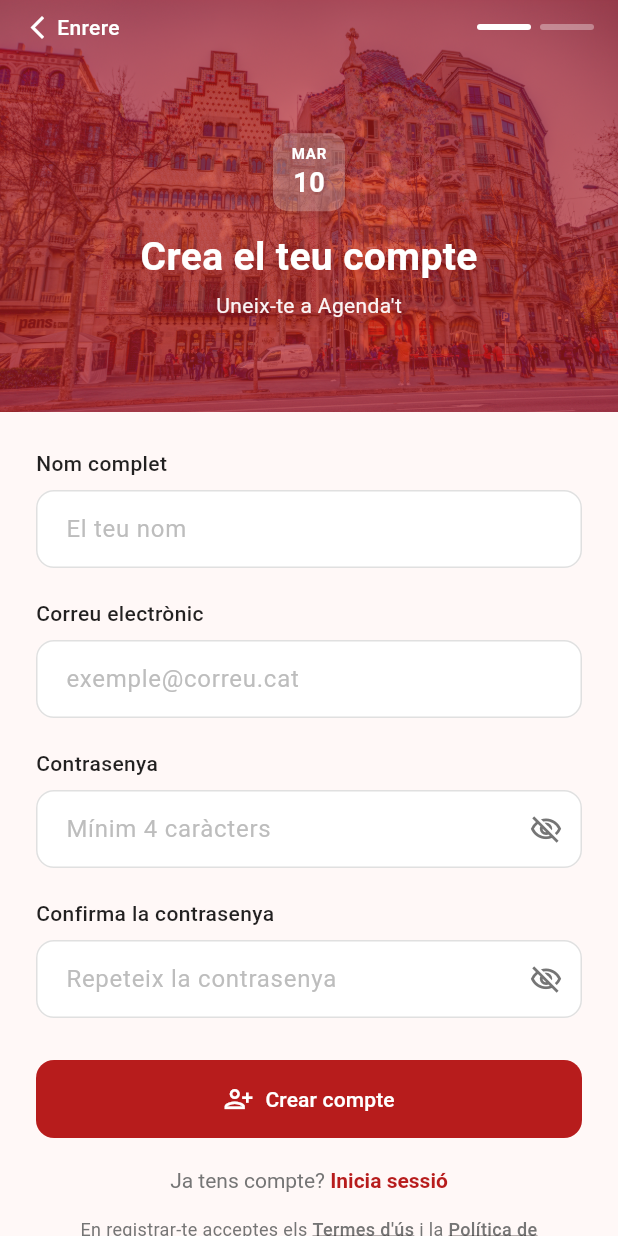
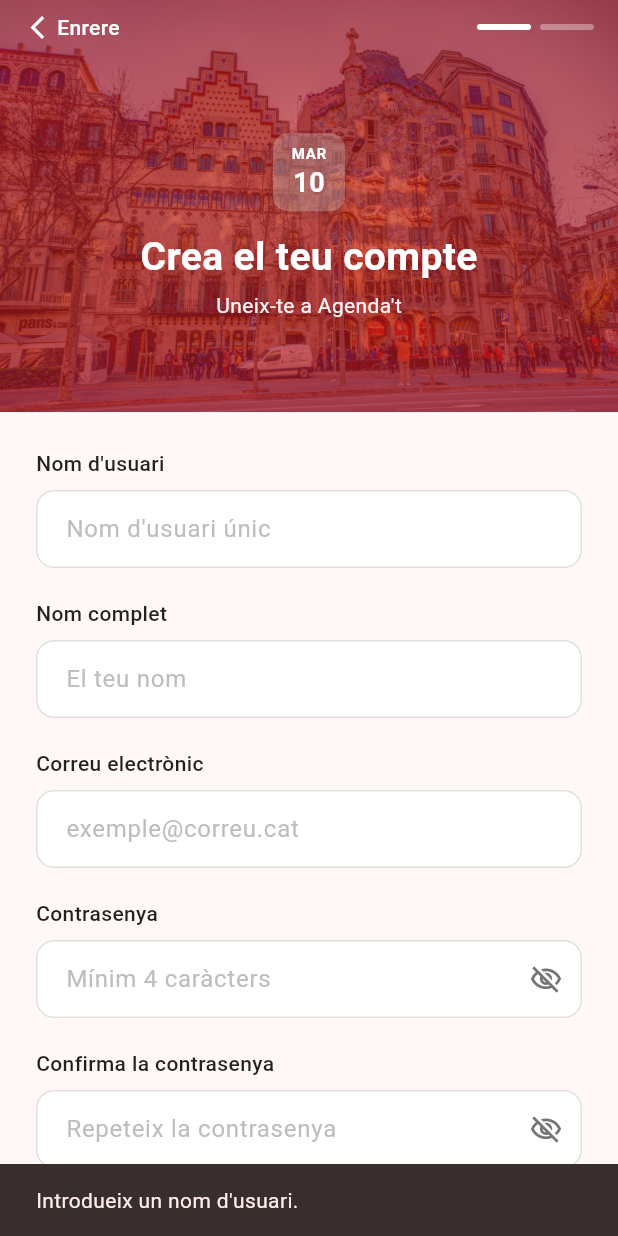
Before and after one commit to pes2526q2-12-gei-upc/Agendat-flutter-frontend, a Flutter app: the SignUpScreen screen opened directly, after a tap on "Crear compte", on a phone screen of 412 x 824 dp. Run offline on Flutter 3.47's test engine with Material 3 defaults, Android fonts, the phone set to English and light mode, and no system bars; our stand-ins replace flutter_map, geolocator, latlong2.

Commit message:
add sign-up screen and connection to back-end

```diff
--- /dev/null
+++ b/lib/core/network/api_config.dart
@@ -0,0 +1,6 @@
+/// URL base de l'API del backend. Canvia-la segons l'entorn (local, staging, producció).
+const String kApiBaseUrl = String.fromEnvironment(
+  'API_BASE_URL',
+  // Android emulator: el host (el teu PC) és 10.0.2.2
+  defaultValue: 'http://10.0.2.2:8000',
+);
--- /dev/null
+++ b/lib/features/auth/data/models/create_user_request.dart
@@ -0,0 +1,45 @@
+/// Dades per crear un usuari (POST /api/users/).
+/// Obligatoris: [username], [email].
+class CreateUserRequest {
+  CreateUserRequest({
+    required this.username,
+    required this.email,
+    this.firstName,
+    this.lastName,
+    this.phone,
+    this.birthDate,
+    this.profileImage,
+    this.locationAllowed,
+    this.notificationsAllowed,
+    this.description,
+    this.password,
+  });
+
+  final String username;
+  final String email;
+  final String? firstName;
+  final String? lastName;
+  final String? phone;
+  final String? birthDate; // ISO 8601, e.g. "2026-03-09"
+  final String? profileImage;
+  final bool? locationAllowed;
+  final bool? notificationsAllowed;
+  final String? description;
+  final String? password;
+
+  Map<String, dynamic> toJson() {
+    final map = <String, dynamic>{'username': username, 'email': email};
+    if (firstName != null) map['first_name'] = firstName;
+    if (lastName != null) map['last_name'] = lastName;
+    if (phone != null) map['phone'] = phone;
+    if (birthDate != null) map['birth_date'] = birthDate;
+    if (profileImage != null) map['profile_image'] = profileImage;
+    if (locationAllowed != null) map['location_allowed'] = locationAllowed;
+    if (notificationsAllowed != null) {
+      map['notifications_allowed'] = notificationsAllowed;
+    }
+    if (description != null) map['description'] = description;
+    if (password != null && password!.isNotEmpty) map['password'] = password;
+    return map;
+  }
+}
--- /dev/null
+++ b/lib/features/auth/data/users_api.dart
@@ -0,0 +1,47 @@
+import 'dart:convert';
+
+import 'package:agendat/core/network/api_config.dart';
+import 'package:agendat/features/auth/data/models/create_user_request.dart';
+import 'package:http/http.dart' as http;
+
+/// Resultat de la creació d'usuari.
+sealed class CreateUserResult {}
+
+class CreateUserSuccess extends CreateUserResult {
+  CreateUserSuccess({this.statusCode = 201, this.body});
+  final int statusCode;
+  final Map<String, dynamic>? body;
+}
+
+class CreateUserFailure extends CreateUserResult {
+  CreateUserFailure({required this.statusCode, this.body, this.error});
+  final int statusCode;
+  final Map<String, dynamic>? body;
+  final Object? error;
+}
+
+/// Crida POST /api/users/ per registrar un usuari nou.
+Future<CreateUserResult> createUser(CreateUserRequest request) async {
+  final uri = Uri.parse('$kApiBaseUrl/api/users/');
+  try {
+    final response = await http.post(
+      uri,
+      headers: {
+        'Content-Type': 'application/json',
+        'Accept': 'application/json',
+      },
+      body: jsonEncode(request.toJson()),
+    );
+
+    final decoded = response.body.isNotEmpty
+        ? jsonDecode(response.body) as Map<String, dynamic>?
+        : null;
+
+    if (response.statusCode >= 200 && response.statusCode < 300) {
+      return CreateUserSuccess(statusCode: response.statusCode, body: decoded);
+    }
+    return CreateUserFailure(statusCode: response.statusCode, body: decoded);
+  } catch (e) {
+    return CreateUserFailure(statusCode: -1, error: e);
+  }
+}
--- a/lib/features/auth/presentation/screens/sign_up.dart
+++ b/lib/features/auth/presentation/screens/sign_up.dart
@@ -1,6 +1,8 @@
 import 'package:flutter/gestures.dart';
 import 'package:flutter/material.dart';
 
+import 'package:agendat/features/auth/data/models/create_user_request.dart';
+import 'package:agendat/features/auth/data/users_api.dart';
 import 'package:agendat/features/auth/presentation/screens/login_screen.dart';
 import 'package:agendat/features/auth/presentation/theme/utils.dart';
 
@@ -12,6 +14,7 @@ class SignUpScreen extends StatefulWidget {
 }
 
 class _SignUpScreenState extends State<SignUpScreen> {
+  final _usernameController = TextEditingController();
   final _nameController = TextEditingController();
   final _emailController = TextEditingController();
   final _passwordController = TextEditingController();
@@ -19,14 +22,92 @@ class _SignUpScreenState extends State<SignUpScreen> {
 
   bool _obscurePassword = true;
   bool _obscureConfirmPassword = true;
+  bool _isLoading = false;
 
   @override
   void dispose() {
+    _usernameController.dispose();
     _nameController.dispose();
     _emailController.dispose();
     _passwordController.dispose();
     _confirmPasswordController.dispose();
     super.dispose();
+  }
+
+  Future<void> _submitSignUp() async {
+    final username = _usernameController.text.trim();
+    final email = _emailController.text.trim();
+    final password = _passwordController.text;
+    final confirmPassword = _confirmPasswordController.text;
+    final fullName = _nameController.text.trim();
+
+    if (username.isEmpty) {
+      _showSnackBar('Introdueix un nom d\'usuari.');
+      return;
+    }
+    if (email.isEmpty) {
+      _showSnackBar('Introdueix el correu electrònic.');
+      return;
+    }
+    if (password.length < 4) {
+      _showSnackBar('La contrasenya ha de tenir almenys 4 caràcters.');
+      return;
+    }
+    if (password != confirmPassword) {
+      _showSnackBar('Les contrasenyes no coincideixen.');
+      return;
+    }
+
+    setState(() => _isLoading = true);
+    final request = CreateUserRequest(
+      username: username,
+      email: email,
+      firstName: fullName.isNotEmpty ? fullName : null,
+      password: password,
+    );
+    final result = await createUser(request);
+    if (!mounted) return;
+    setState(() => _isLoading = false);
+
+    switch (result) {
+      case CreateUserSuccess():
+        _showSnackBar(
+          'Compte creat correctament. Ara pots iniciar sessió.',
+          isError: false,
+        );
+        Navigator.pushAndRemoveUntil(
+          context,
+          MaterialPageRoute(builder: (_) => const LoginScreen()),
+          (route) => false,
+        );
+      case CreateUserFailure(:final statusCode, :final body):
+        String message = 'No s\'ha pogut crear el compte.';
+        if (body != null) {
+          if (body['email'] != null) {
+            message = (body['email'] is List)
+                ? (body['email'] as List).join(' ')
+                : body['email'].toString();
+          } else if (body['username'] != null) {
+            message = (body['username'] is List)
+                ? (body['username'] as List).join(' ')
+                : body['username'].toString();
+          } else if (body['detail'] != null) {
+            message = body['detail'].toString();
+          }
+        } else if (statusCode == -1) {
+          message = 'Error de connexió. Comprova la xarxa.';
+        }
+        _showSnackBar(message);
+    }
+  }
+
+  void _showSnackBar(String message, {bool isError = true}) {
+    ScaffoldMessenger.of(context).showSnackBar(
+      SnackBar(
+        content: Text(message),
+        backgroundColor: isError ? null : Colors.green.shade700,
+      ),
+    );
   }
 
   @override
@@ -163,6 +244,14 @@ class _SignUpScreenState extends State<SignUpScreen> {
               child: Column(
                 crossAxisAlignment: CrossAxisAlignment.stretch,
                 children: [
+                  _buildLabel('Nom d\'usuari'),
+                  const SizedBox(height: 8),
+                  _buildTextField(
+                    controller: _usernameController,
+                    hintText: 'Nom d\'usuari únic',
+                    keyboardType: TextInputType.text,
+                  ),
+                  const SizedBox(height: 20),
                   _buildLabel('Nom complet'),
                   const SizedBox(height: 8),
                   _buildTextField(
@@ -224,9 +313,7 @@ class _SignUpScreenState extends State<SignUpScreen> {
                   ),
                   const SizedBox(height: 28),
                   FilledButton(
-                    onPressed: () {
-                      // Més endavant aquí navegarem al següent pas del registre.
-                    },
+                    onPressed: _isLoading ? null : _submitSignUp,
                     style: FilledButton.styleFrom(
                       backgroundColor: kPrimaryRed,
                       foregroundColor: Colors.white,
@@ -238,14 +325,24 @@ class _SignUpScreenState extends State<SignUpScreen> {
                     ),
                     child: Row(
                       mainAxisAlignment: MainAxisAlignment.center,
-                      children: const [
-                        Icon(
-                          Icons.person_add_alt_1_outlined,
-                          size: 20,
-                          color: Colors.white,
-                        ),
-                        SizedBox(width: 8),
-                        Text('Crear compte'),
+                      children: [
+                        if (_isLoading)
+                          const SizedBox(
+                            width: 20,
+                            height: 20,
+                            child: CircularProgressIndicator(
+                              strokeWidth: 2,
+                              color: Colors.white,
+                            ),
+                          )
+                        else
+                          const Icon(
+                            Icons.person_add_alt_1_outlined,
+                            size: 20,
+                            color: Colors.white,
+                          ),
+                        const SizedBox(width: 8),
+                        Text(_isLoading ? 'Creant compte...' : 'Crear compte'),
                       ],
                     ),
                   ),
```
